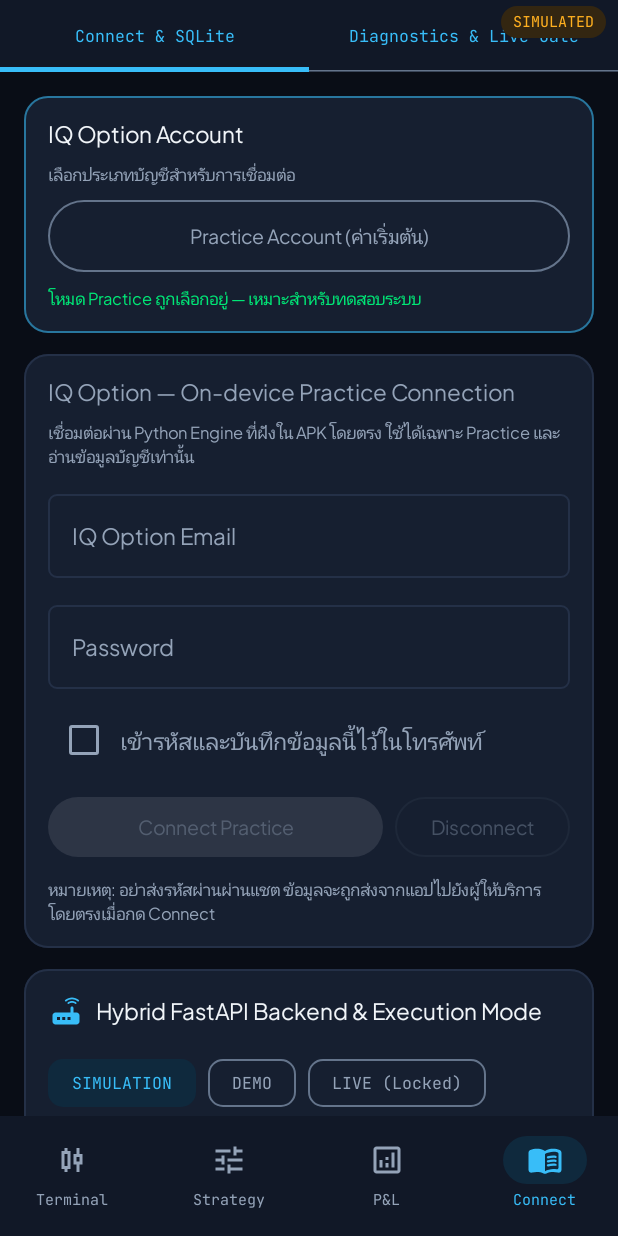
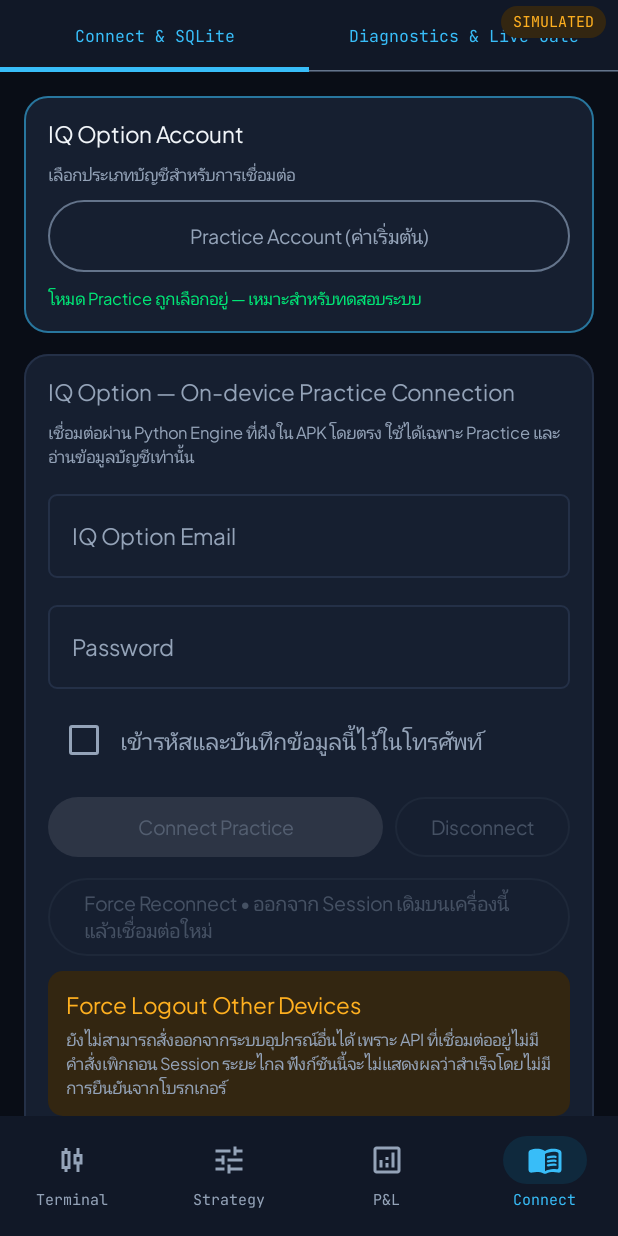
Before and after one commit to watcharapongpuangjamp-del/IQ_TRADING_AI21, an Android app built with Jetpack Compose: the SettingsDocsScreen screen opened through its navigation route, on a phone screen of 412 x 824 dp. Run offline under Robolectric (Android 15) with nearby library versions, the phone set to English and light mode, and no system bars; our stand-ins replace Room's generated code; libraries missing offline, so code that uses them is left out: com.chaquo.python; 12 statements that could not run were skipped.

Commit message:
feat: add force reconnect UI and disclose remote logout limitation

```diff
--- a/app/src/main/java/com/example/ui/screens/SettingsDocsScreen.kt
+++ b/app/src/main/java/com/example/ui/screens/SettingsDocsScreen.kt
@@ -84,6 +84,7 @@ fun SettingsDocsScreen(
     practiceBusy: Boolean = false,
     onConnectPractice: (String, String, Boolean) -> Unit = { _, _, _ -> },
     onDisconnectPractice: () -> Unit = {},
+    onForceReconnectPractice: (String, String, Boolean) -> Unit = { _, _, _ -> },
     onClearSavedPracticeCredentials: () -> Unit = {},
     userProfile: UserProfile?,
     databaseStats: LocalDatabaseStats,
@@ -325,6 +326,32 @@ fun SettingsDocsScreen(
                             modifier = Modifier.testTag("iq_practice_disconnect")
                         ) { Text("Disconnect") }
                     }
+                    OutlinedButton(
+                        onClick = {
+                            onForceReconnectPractice(
+                                brokerEmail.trim(), brokerPassword, rememberBrokerCredentials
+                            )
+                        },
+                        enabled = !practiceBusy && brokerEmail.isNotBlank() &&
+                            brokerPassword.isNotEmpty() && selectedAccountType == AccountType.PRACTICE,
+                        modifier = Modifier.fillMaxWidth().testTag("iq_practice_force_reconnect")
+                    ) { Text("Force Reconnect • ออกจาก Session เดิมบนเครื่องนี้แล้วเชื่อมต่อใหม่") }
+
+                    Surface(
+                        color = tradingColors.warningContainer,
+                        shape = RoundedCornerShape(10.dp),
+                        modifier = Modifier.fillMaxWidth().testTag("iq_force_logout_other_devices_notice")
+                    ) {
+                        Column(Modifier.padding(12.dp), verticalArrangement = Arrangement.spacedBy(4.dp)) {
+                            Text("Force Logout Other Devices", fontWeight = FontWeight.SemiBold)
+                            Text(
+                                "ยังไม่สามารถสั่งออกจากระบบอุปกรณ์อื่นได้ เพราะ API ที่เชื่อมต่ออยู่ไม่มีคำสั่งเพิกถอน Session ระยะไกล ฟังก์ชันนี้จะไม่แสดงผลว่าสำเร็จโดยไม่มีการยืนยันจากโบรกเกอร์",
+                                style = MaterialTheme.typography.bodySmall,
+                                color = MaterialTheme.colorScheme.onSurfaceVariant
+                            )
+                        }
+                    }
+
                     if (rememberBrokerCredentials) {
                         OutlinedButton(
                             onClick = onClearSavedPracticeCredentials,
```
